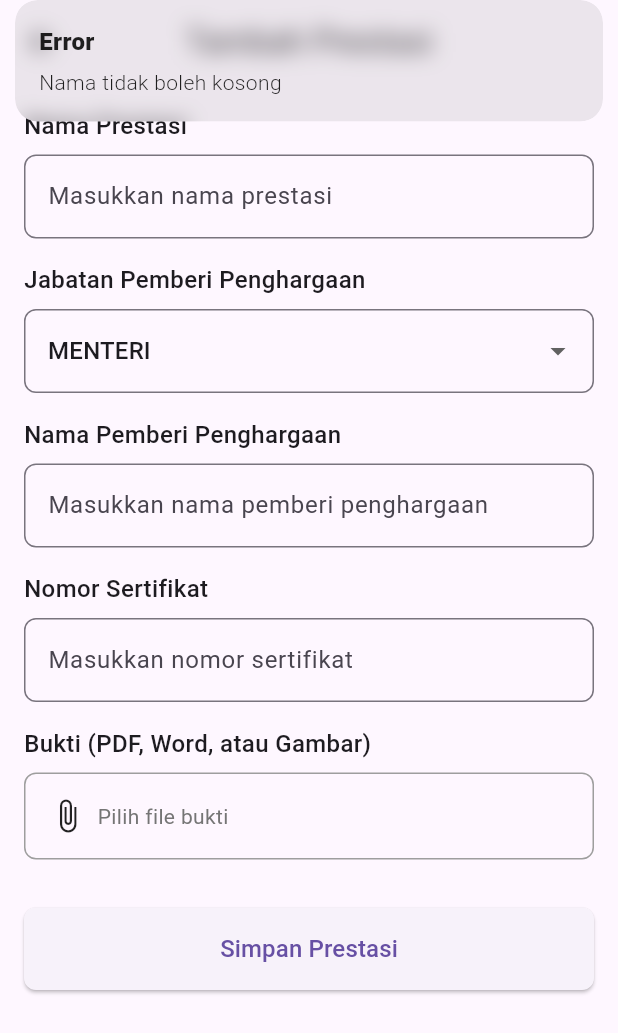
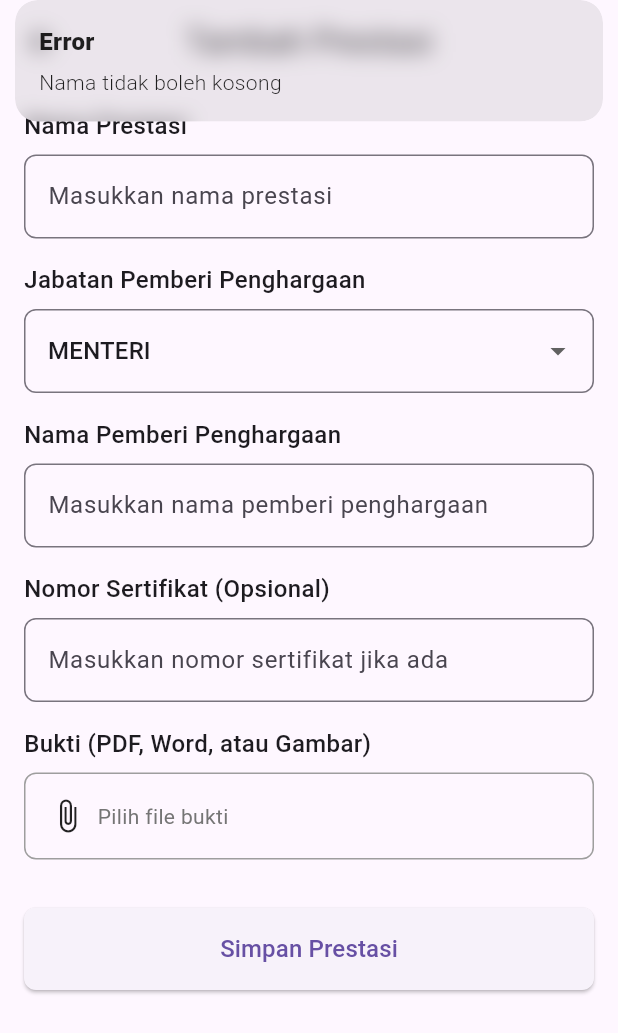
Before and after one commit to reddishowo/blbc-2025, a Flutter app: the AddPrestasiView screen opened by its route, after a tap on "Simpan Prestasi", on a phone screen of 412 x 824 dp. Shown: the top 1033 px of the screen. Run offline on Flutter 3.47's test engine with Material 3 defaults, Android fonts, the phone set to English and light mode, and no system bars; our stand-ins replace cached_network_image, cloud_firestore, file_picker, firebase_auth, firebase_core, geocoding and 4 more; accounts and stored records are empty.

Commit message:
Add custom jabatan field and update validation: conditionally display input for 'Lainnya' option and make nomor sertifikat optional

```diff
--- a/lib/app/modules/add_prestasi/controllers/add_prestasi_controller.dart
+++ b/lib/app/modules/add_prestasi/controllers/add_prestasi_controller.dart
@@ -21,11 +21,13 @@ class AddPrestasiController extends GetxController {
   final TextEditingController namaPrestasiController = TextEditingController();
   final TextEditingController namaPemberiController = TextEditingController();
   final TextEditingController nomorSertifikatController = TextEditingController();
+  final TextEditingController customJabatanController = TextEditingController();
 
   final RxString selectedJabatan = 'MENTERI'.obs;
   final RxString selectedFileName = ''.obs;
   final Rx<File?> selectedFile = Rx<File?>(null);
   final RxBool isLoading = false.obs;
+  final RxBool showCustomJabatan = false.obs;
 
   final List<String> jabatanOptions = [
     'MENTERI',
@@ -50,7 +52,15 @@ class AddPrestasiController extends GetxController {
     namaPrestasiController.dispose();
     namaPemberiController.dispose();
     nomorSertifikatController.dispose();
+    customJabatanController.dispose();
     super.onClose();
+  }
+
+  void onJabatanChanged(String? value) {
+    if (value != null) {
+      selectedJabatan.value = value;
+      showCustomJabatan.value = (value == 'Lainnya');
+    }
   }
 
   Future<void> pickFile() async {
@@ -93,12 +103,18 @@ class AddPrestasiController extends GetxController {
         return;
       }
 
+      // Determine the jabatan value to save
+      String jabatanToSave = selectedJabatan.value;
+      if (selectedJabatan.value == 'Lainnya' && customJabatanController.text.isNotEmpty) {
+        jabatanToSave = customJabatanController.text;
+      }
+
       // Create a new document in the prestasi collection
       await _firestore.collection('prestasi').add({
         'userId': userId,
         'nama': nameController.text,
         'namaPrestasi': namaPrestasiController.text,
-        'jabatanPemberi': selectedJabatan.value,
+        'jabatanPemberi': jabatanToSave,
         'namaPemberi': namaPemberiController.text,
         'nomorSertifikat': nomorSertifikatController.text,
         'buktiUrl': fileUrl,
@@ -151,10 +167,11 @@ class AddPrestasiController extends GetxController {
       Get.snackbar('Error', 'Nama pemberi penghargaan harus diisi');
       return false;
     }
-    if (nomorSertifikatController.text.isEmpty) {
-      Get.snackbar('Error', 'Nomor sertifikat harus diisi');
+    if (selectedJabatan.value == 'Lainnya' && customJabatanController.text.isEmpty) {
+      Get.snackbar('Error', 'Jabatan pemberi penghargaan harus diisi');
       return false;
     }
+    // Remove validation for nomorSertifikat since it's now optional
     if (selectedFile.value == null) {
       Get.snackbar('Error', 'Bukti harus dipilih');
       return false;
--- a/lib/app/modules/add_prestasi/views/add_prestasi_view.dart
+++ b/lib/app/modules/add_prestasi/views/add_prestasi_view.dart
@@ -26,6 +26,22 @@ class AddPrestasiView extends GetView<AddPrestasiController> {
               ),
               const SizedBox(height: 16),
               _buildDropdown(),
+
+              // Custom Jabatan field (conditionally visible)
+              Obx(() => controller.showCustomJabatan.value
+                ? Column(
+                    children: [
+                      const SizedBox(height: 16),
+                      _buildTextField(
+                        controller: controller.customJabatanController,
+                        label: 'Jabatan Lainnya',
+                        hint: 'Masukkan jabatan pemberi penghargaan',
+                      ),
+                    ],
+                  )
+                : const SizedBox.shrink()
+              ),
+
               const SizedBox(height: 16),
               _buildTextField(
                 controller: controller.namaPemberiController,
@@ -35,8 +51,8 @@ class AddPrestasiView extends GetView<AddPrestasiController> {
               const SizedBox(height: 16),
               _buildTextField(
                 controller: controller.nomorSertifikatController,
-                label: 'Nomor Sertifikat',
-                hint: 'Masukkan nomor sertifikat',
+                label: 'Nomor Sertifikat (Opsional)',
+                hint: 'Masukkan nomor sertifikat jika ada',
               ),
               const SizedBox(height: 16),
               _buildFilePicker(),
@@ -113,11 +129,7 @@ class AddPrestasiView extends GetView<AddPrestasiController> {
               child: Text(value),
             );
           }).toList(),
-          onChanged: (String? newValue) {
-            if (newValue != null) {
-              controller.selectedJabatan.value = newValue;
-            }
-          },
+          onChanged: controller.onJabatanChanged,
         )),
       ],
     );
```
